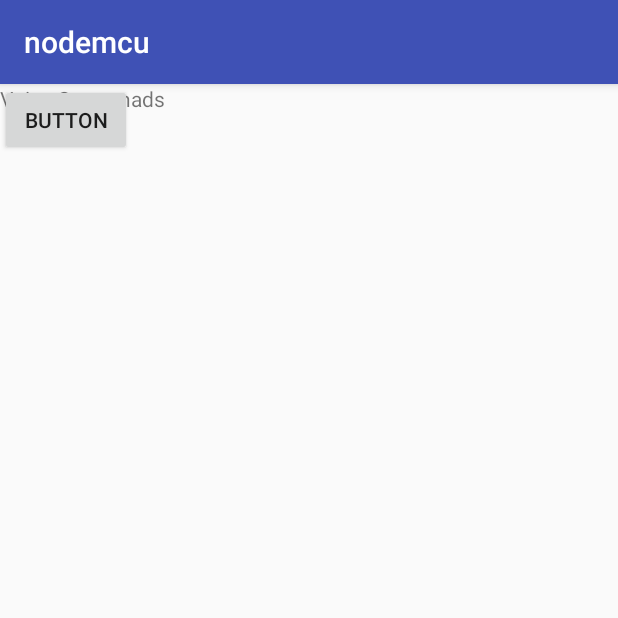
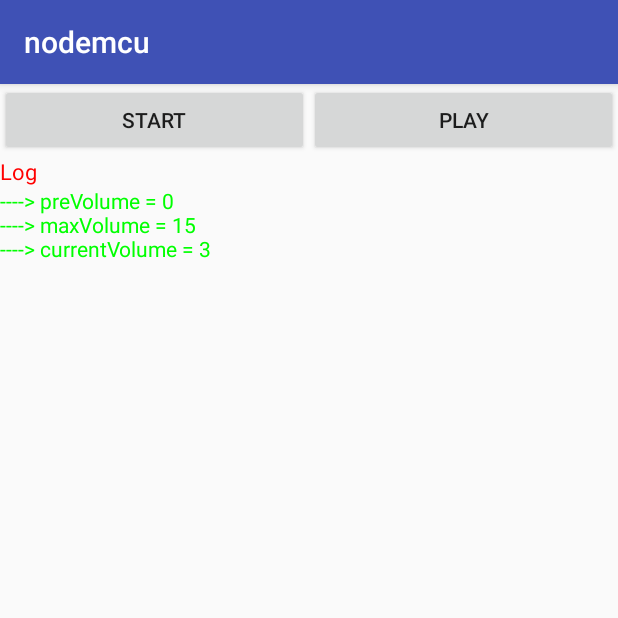
Before and after one commit to suhelhammoud/android.mcu, an Android app: the fragment F4Voice shown on its own in the app's theme, on a phone screen of 412 x 824 dp, the top half of it. Run offline under Robolectric (Android 15) with nearby library versions, the phone set to English and light mode, and no system bars; libraries missing offline, so code that uses them is left out: ai.kitt.snowboy; 3 statements that could not run were skipped.

Commit message:
in F4Voice

```diff
--- a/app/src/main/java/sy/edu/au/nodemcu/F4Voice.java
+++ b/app/src/main/java/sy/edu/au/nodemcu/F4Voice.java
@@ -1,33 +1,270 @@
 package sy.edu.au.nodemcu;
 
+import android.content.Context;
 import android.content.Intent;
+import android.media.AudioManager;
 import android.os.Bundle;
+import android.os.Handler;
+import android.os.Message;
 import android.support.v4.app.Fragment;
+import android.text.Html;
 import android.util.Log;
 import android.view.LayoutInflater;
 import android.view.View;
 import android.view.ViewGroup;
 import android.widget.Button;
+import android.widget.ScrollView;
+import android.widget.TextView;
+import android.widget.Toast;
+
+import sy.edu.au.nodemcu.audio.AudioDataSaver;
+import sy.edu.au.nodemcu.audio.PlaybackThread;
+import sy.edu.au.nodemcu.audio.RecordingThread;
 
 public class F4Voice extends Fragment {
+    private View rootView;
+    private Button record_button;
+    private Button play_button;
+    private TextView log;
+    private ScrollView logView;
+    static String strLog = null;
+
+    private int preVolume = -1;
+    private static long activeTimes = 0;
+
+    private RecordingThread recordingThread;
+    private PlaybackThread playbackThread;
+
     @Override
     public View onCreateView(LayoutInflater inflater, ViewGroup container,
                              Bundle savedInstanceState) {
-        View rootView = inflater.inflate(R.layout.f4_voice, container, false);
+        rootView = inflater.inflate(R.layout.f4_voice, container, false);
 //        TextView textView = (TextView) rootView.findViewById(R.id.lbl);
 //        textView.setText(getString(R.string.section_format, getArguments().getInt("sn")));
-        Button btn = (Button) rootView.findViewById(R.id.btnStartActivity);
-        btn.setOnClickListener(new View.OnClickListener() {
-            @Override
-            public void onClick(View v) {
-                Intent myIntent = new Intent(getContext(), Demo.class);
-                startActivity(myIntent);
+//        Button btn = (Button) rootView.findViewById(R.id.btnStartActivity);
+//        btn.setOnClickListener(new View.OnClickListener() {
+//            @Override
+//            public void onClick(View v) {
+//                Intent myIntent = new Intent(getContext(), Demo.class);
+//                startActivity(myIntent);
+//
+//            }
+//        });
+//        setContentView(R.layout.main);
+        setUI();
 
-            }
-        });
+        setProperVolume();
+
+        AppResCopy.copyResFromAssetsToSD(getActivity());
+
+        activeTimes = 0;
+        recordingThread = new RecordingThread(handle, new AudioDataSaver());
+        playbackThread = new PlaybackThread();
+        Log.i("suhel", "alexa activity created");
         return rootView;
     }
 
+    void showToast(CharSequence msg) {
+        Toast.makeText(getActivity(), msg, Toast.LENGTH_SHORT).show();
+    }
+
+    private void setUI() {
+        record_button = (Button) rootView.findViewById(R.id.btn_test1);
+        record_button.setOnClickListener(record_button_handle);
+        record_button.setEnabled(true);
+
+        play_button = (Button) rootView.findViewById(R.id.btn_test2);
+        play_button.setOnClickListener(play_button_handle);
+        play_button.setEnabled(true);
+
+        log = (TextView) rootView.findViewById(R.id.log);
+        logView = (ScrollView) rootView.findViewById(R.id.logView);
+    }
+
+    private void setMaxVolume() {
+        AudioManager audioManager = (AudioManager) getActivity().getSystemService(Context.AUDIO_SERVICE);
+        preVolume = audioManager.getStreamVolume(AudioManager.STREAM_MUSIC);
+        updateLog(" ----> preVolume = " + preVolume, "green");
+        int maxVolume = audioManager.getStreamMaxVolume(AudioManager.STREAM_MUSIC);
+        updateLog(" ----> maxVolume = " + maxVolume, "green");
+        audioManager.setStreamVolume(AudioManager.STREAM_MUSIC, maxVolume, 0);
+        int currentVolume = audioManager.getStreamVolume(AudioManager.STREAM_MUSIC);
+        updateLog(" ----> currentVolume = " + currentVolume, "green");
+    }
+
+    private void setProperVolume() {
+        AudioManager audioManager = (AudioManager) getActivity().getSystemService(Context.AUDIO_SERVICE);
+        preVolume = audioManager.getStreamVolume(AudioManager.STREAM_MUSIC);
+        updateLog(" ----> preVolume = " + preVolume, "green");
+        int maxVolume = audioManager.getStreamMaxVolume(AudioManager.STREAM_MUSIC);
+        updateLog(" ----> maxVolume = " + maxVolume, "green");
+        int properVolume = (int) ((float) maxVolume * 0.2);
+        audioManager.setStreamVolume(AudioManager.STREAM_MUSIC, properVolume, 0);
+        int currentVolume = audioManager.getStreamVolume(AudioManager.STREAM_MUSIC);
+        updateLog(" ----> currentVolume = " + currentVolume, "green");
+    }
+
+    private void restoreVolume() {
+        if (preVolume >= 0) {
+            AudioManager audioManager = (AudioManager) getActivity().getSystemService(Context.AUDIO_SERVICE);
+            audioManager.setStreamVolume(AudioManager.STREAM_MUSIC, preVolume, 0);
+            updateLog(" ----> set preVolume = " + preVolume, "green");
+            int currentVolume = audioManager.getStreamVolume(AudioManager.STREAM_MUSIC);
+            updateLog(" ----> currentVolume = " + currentVolume, "green");
+        }
+    }
+
+    private void startRecording() {
+        recordingThread.startRecording();
+        updateLog(" ----> recording started ...", "green");
+        record_button.setText("Stop");
+    }
+
+    private void stopRecording() {
+        recordingThread.stopRecording();
+        updateLog(" ----> recording stopped ", "green");
+        record_button.setText("Start");
+    }
+
+    private void startPlayback() {
+        updateLog(" ----> playback started ...", "green");
+        play_button.setText("Stop");
+        // (new PcmPlayer()).playPCM();
+        playbackThread.startPlayback();
+    }
+
+    private void stopPlayback() {
+        updateLog(" ----> playback stopped ", "green");
+        play_button.setText("Play");
+        playbackThread.stopPlayback();
+    }
+
+    private void sleep() {
+        try {
+            Thread.sleep(500);
+        } catch (Exception e) {
+        }
+    }
+
+    private View.OnClickListener record_button_handle = new View.OnClickListener() {
+        // @Override
+        public void onClick(View arg0) {
+            if (record_button.getText().equals("Start")) {
+                stopPlayback();
+                sleep();
+                startRecording();
+            } else {
+                stopRecording();
+                sleep();
+            }
+        }
+    };
+
+    private View.OnClickListener play_button_handle = new View.OnClickListener() {
+        // @Override
+        public void onClick(View arg0) {
+            if (play_button.getText().equals("Play")) {
+                stopRecording();
+                sleep();
+                startPlayback();
+            } else {
+                stopPlayback();
+            }
+        }
+    };
+
+
+    public Handler handle = new Handler() {
+        @Override
+        public void handleMessage(Message msg) {
+            MsgEnum message = MsgEnum.getMsgEnum(msg.what);
+            switch (message) {
+                case MSG_ACTIVE:
+                    activeTimes++;
+                    updateLog(" ----> Detected " + activeTimes + " times", "green");
+                    // Toast.makeText(Demo.this, "Active "+activeTimes, Toast.LENGTH_SHORT).show();
+                    showToast("Active " + activeTimes);
+                    break;
+                case MSG_INFO:
+                    updateLog(" ----> " + message);
+                    break;
+                case MSG_VAD_SPEECH:
+                    updateLog(" ----> normal voice", "blue");
+                    break;
+                case MSG_VAD_NOSPEECH:
+                    updateLog(" ----> no speech", "blue");
+                    break;
+                case MSG_ERROR:
+                    updateLog(" ----> " + msg.toString(), "red");
+                    break;
+                default:
+                    super.handleMessage(msg);
+                    break;
+            }
+        }
+    };
+
+    public void updateLog(final String text) {
+
+        log.post(new Runnable() {
+            @Override
+            public void run() {
+                if (currLogLineNum >= MAX_LOG_LINE_NUM) {
+                    int st = strLog.indexOf("<br>");
+                    strLog = strLog.substring(st + 4);
+                } else {
+                    currLogLineNum++;
+                }
+                String str = "<font color='white'>" + text + "</font>" + "<br>";
+                strLog = (strLog == null || strLog.length() == 0) ? str : strLog + str;
+                log.setText(Html.fromHtml(strLog));
+            }
+        });
+        logView.post(new Runnable() {
+            @Override
+            public void run() {
+                logView.fullScroll(ScrollView.FOCUS_DOWN);
+            }
+        });
+    }
+
+    static int MAX_LOG_LINE_NUM = 200;
+    static int currLogLineNum = 0;
+
+    public void updateLog(final String text, final String color) {
+        log.post(new Runnable() {
+            @Override
+            public void run() {
+                if (currLogLineNum >= MAX_LOG_LINE_NUM) {
+                    int st = strLog.indexOf("<br>");
+                    strLog = strLog.substring(st + 4);
+                } else {
+                    currLogLineNum++;
+                }
+                String str = "<font color='" + color + "'>" + text + "</font>" + "<br>";
+                strLog = (strLog == null || strLog.length() == 0) ? str : strLog + str;
+                log.setText(Html.fromHtml(strLog));
+            }
+        });
+        logView.post(new Runnable() {
+            @Override
+            public void run() {
+                logView.fullScroll(ScrollView.FOCUS_DOWN);
+            }
+        });
+    }
+
+    private void emptyLog() {
+        strLog = null;
+        log.setText("");
+    }
+
+    @Override
+    public void onDestroy() {
+        restoreVolume();
+        recordingThread.stopRecording();
+        super.onDestroy();
+    }
 
     public static F4Voice of(int sectionNumber) {
         Log.d("suhel", "F4Voice of " + sectionNumber);
--- a/app/src/main/res/layout/f4_voice.xml
+++ b/app/src/main/res/layout/f4_voice.xml
@@ -1,26 +1,72 @@
 <?xml version="1.0" encoding="utf-8"?>
-<android.support.constraint.ConstraintLayout xmlns:android="http://schemas.android.com/apk/res/android"
-    xmlns:app="http://schemas.android.com/apk/res-auto"
-    xmlns:tools="http://schemas.android.com/tools"
-    android:id="@+id/constraintLayout"
-    android:layout_width="match_parent"
-    android:layout_height="match_parent"
-    tools:context=".MainActivity">
+<LinearLayout xmlns:android="http://schemas.android.com/apk/res/android"
+    android:layout_width="fill_parent"
+    android:layout_height="fill_parent"
+    android:orientation="vertical" >
+    <LinearLayout android:id="@+id/bottom"
+        android:layout_width="fill_parent"
+        android:layout_height="wrap_content"
+        android:orientation="horizontal"
+        android:layout_alignParentBottom="true">
+        <Button
+            android:id="@+id/btn_test1"
+            android:layout_height="wrap_content"
+            android:layout_width="fill_parent"
+            android:text="Start"
+            android:layout_weight="1">
+        </Button>
 
-    <Button
-        android:id="@+id/btnStartActivity"
+        <Button
+            android:id="@+id/btn_test2"
+            android:layout_height="wrap_content"
+            android:layout_width="fill_parent"
+            android:text="Play"
+            android:layout_weight="1">
+        </Button>
+    </LinearLayout>
+
+    <TextView
         android:layout_width="wrap_content"
         android:layout_height="wrap_content"
-        android:text="Button" />
+        android:text="Log"
+        android:textColor="#FF0000"
+        android:textSize="14.5sp"/>
 
-    <TextView
-        android:id="@+id/lbl4"
-        android:layout_width="wrap_content"
-        android:layout_height="wrap_content"
-        android:text="Voice Commnads"
-        app:layout_constraintLeft_toLeftOf="parent"
-        tools:layout_constraintLeft_creator="1"
-        tools:layout_constraintTop_creator="1"
-        tools:layout_editor_absoluteY="16dp" />
+    <ScrollView
+        android:id="@+id/logView"
+        android:layout_width="fill_parent"
+        android:layout_height="fill_parent">
+        <TextView
+            android:id="@+id/log"
+            android:layout_width="fill_parent"
+            android:layout_height="fill_parent" />
+    </ScrollView>
 
-</android.support.constraint.ConstraintLayout>
+</LinearLayout>
+
+    <!--<?xml version="1.0" encoding="utf-8"?>-->
+<!--<android.support.constraint.ConstraintLayout xmlns:android="http://schemas.android.com/apk/res/android"-->
+    <!--xmlns:app="http://schemas.android.com/apk/res-auto"-->
+    <!--xmlns:tools="http://schemas.android.com/tools"-->
+    <!--android:id="@+id/constraintLayout"-->
+    <!--android:layout_width="match_parent"-->
+    <!--android:layout_height="match_parent"-->
+    <!--tools:context=".MainActivity">-->
+
+    <!--<Button-->
+        <!--android:id="@+id/btnStartActivity"-->
+        <!--android:layout_width="wrap_content"-->
+        <!--android:layout_height="wrap_content"-->
+        <!--android:text="Button" />-->
+
+    <!--<TextView-->
+        <!--android:id="@+id/lbl4"-->
+        <!--android:layout_width="wrap_content"-->
+        <!--android:layout_height="wrap_content"-->
+        <!--android:text="Voice Commnads"-->
+        <!--app:layout_constraintLeft_toLeftOf="parent"-->
+        <!--tools:layout_constraintLeft_creator="1"-->
+        <!--tools:layout_constraintTop_creator="1"-->
+        <!--tools:layout_editor_absoluteY="16dp" />-->
+
+<!--</android.support.constraint.ConstraintLayout>-->
```
